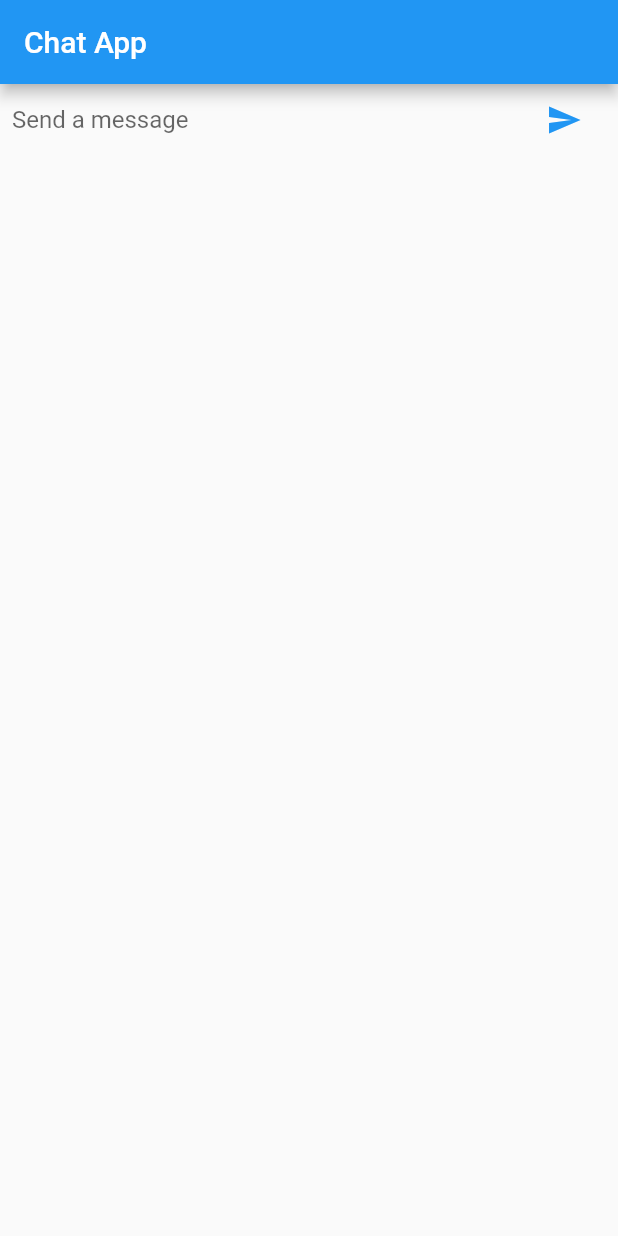
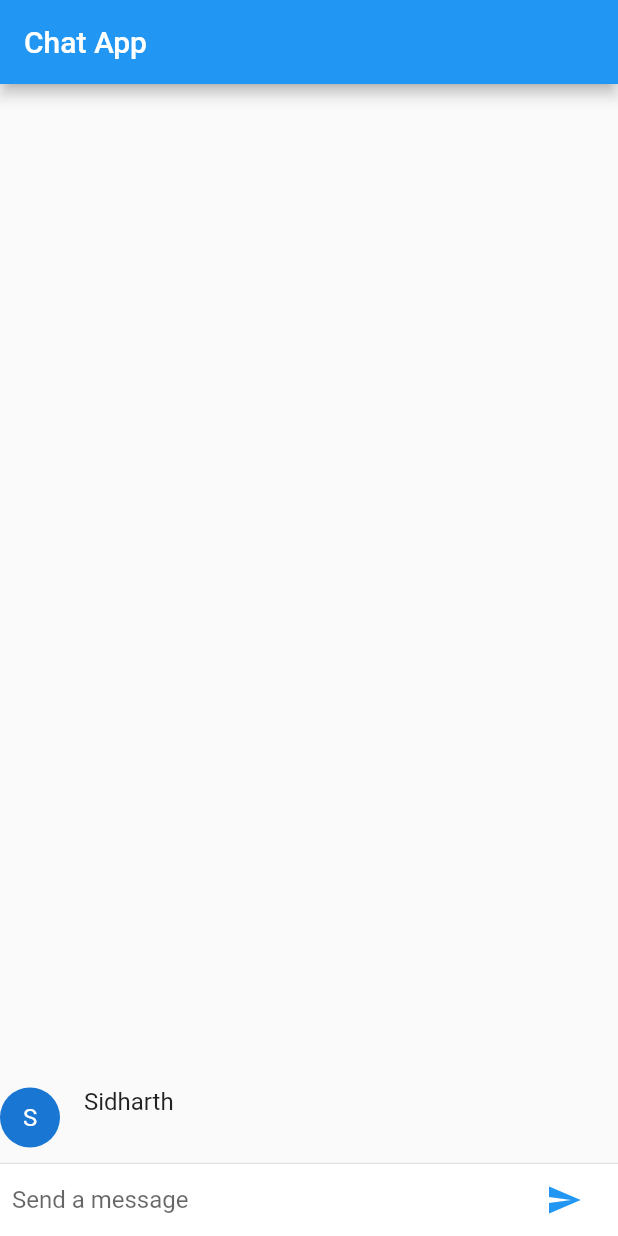
Before and after one commit to xlreon/chatapp, a Flutter app: the screen it shows after launch, after a tap on the "send" icon, on a phone screen of 412 x 824 dp. Run offline on Flutter 3.47's test engine with Material 2 defaults, Android fonts, the phone set to English and light mode, and no system bars.

```diff
--- a/lib/main.dart
+++ b/lib/main.dart
@@ -21,16 +21,35 @@ class ChatScreen extends StatefulWidget {
 
 
 class ChatScreenState extends State<ChatScreen> {
+  final List<ChatMessage> _message = <ChatMessage>[];
+  final TextEditingController _textController = new TextEditingController();
   @override
   Widget build(BuildContext context) {
     return new Scaffold(
       appBar: new AppBar(
         title : new Text("Chat App")
       ),
-      body : _buildTextComposer()
+      body : new Column(
+        children: <Widget>[
+          new Flexible(
+            child: new ListView.builder(
+              padding: new EdgeInsets.all(0.0),
+              reverse: true,
+              itemBuilder: (_, int index) => _message[index],
+              itemCount: _message.length,
+            ),
+          ),
+          new Divider(height: 1.0),
+          new Container(
+            decoration: new BoxDecoration(
+              color : Theme.of(context).cardColor
+            ),
+            child: _buildTextComposer(),
+          ),
+        ],
+      ),
     );
   }
-  final TextEditingController _textController = new TextEditingController();
 
   Widget _buildTextComposer() {
     return new IconTheme(
@@ -61,5 +80,43 @@ class ChatScreenState extends State<ChatScreen> {
 
   void _handleSubmitted(String text) {
     _textController.clear();
+    ChatMessage message  = new ChatMessage(
+      text: text,
+    );
+    setState(() {
+      _message.insert(0, message);
+    });
   }
 }
+
+class ChatMessage extends StatelessWidget {
+  ChatMessage({this.text});
+  final String text;
+  @override
+  Widget build(BuildContext context) {
+    return new Container(
+      margin : const EdgeInsets.symmetric(vertical: 10.0),
+      child : new Row(
+        crossAxisAlignment: CrossAxisAlignment.start,
+        children: <Widget>[
+          new Container(
+            margin : const EdgeInsets.only(right : 16.0),
+            child : new CircleAvatar(child: new Text(_name[0])),
+          ),
+          new Column(
+            crossAxisAlignment: CrossAxisAlignment.start,
+            children: <Widget>[
+              new Text(_name, style: Theme.of(context).textTheme.subhead),
+              new Container(
+                margin : const EdgeInsets.only(top : 5.0),
+                child: new Text(text),
+              )
+            ],
+          )
+        ],
+      )
+    );
+  }
+}
+
+const String _name = "Sidharth";
```
